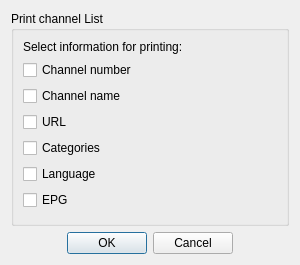
Above: src/ui/dialogs/PrintDialog.ui from ntadej/tano before the change. Below: the same form after it.
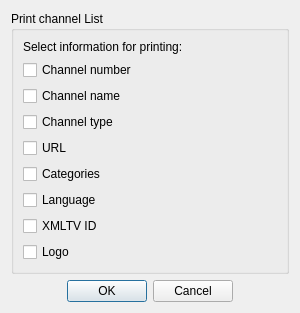
That is the form after the change. Icons and pictures are not drawn.

What changed in the file:
```diff
--- a/src/ui/dialogs/PrintDialog.ui
+++ b/src/ui/dialogs/PrintDialog.ui
@@ -7,7 +7,7 @@
     <x>0</x>
     <y>0</y>
     <width>300</width>
-    <height>265</height>
+    <height>300</height>
    </rect>
   </property>
   <property name="windowTitle">
@@ -45,6 +45,13 @@
         </property>
        </widget>
       </item>
+      <item>
+       <widget class="QCheckBox" name="checkType">
+        <property name="text">
+         <string>Channel type</string>
+        </property>
+       </widget>
+      </item>
       <item>
        <widget class="QCheckBox" name="checkUrl">
         <property name="text">
@@ -69,7 +76,14 @@
       <item>
        <widget class="QCheckBox" name="checkEpg">
         <property name="text">
-         <string>EPG</string>
+         <string>XMLTV ID</string>
+        </property>
+       </widget>
+      </item>
+      <item>
+       <widget class="QCheckBox" name="checkLogo">
+        <property name="text">
+         <string>Logo</string>
         </property>
        </widget>
       </item>
```
